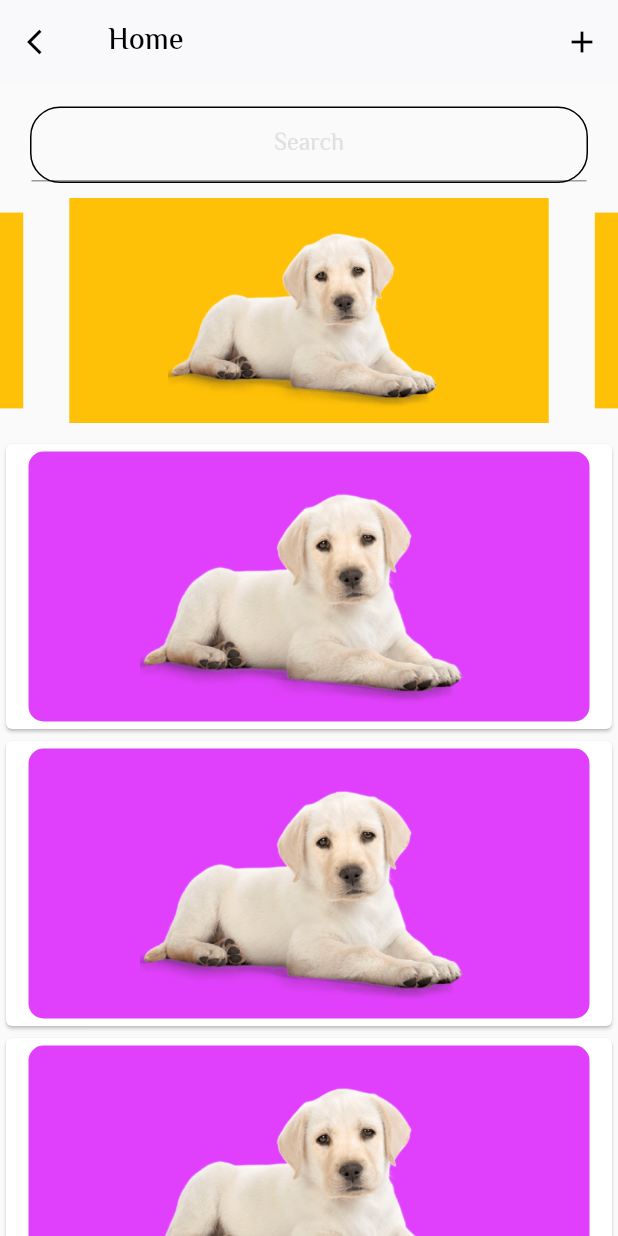
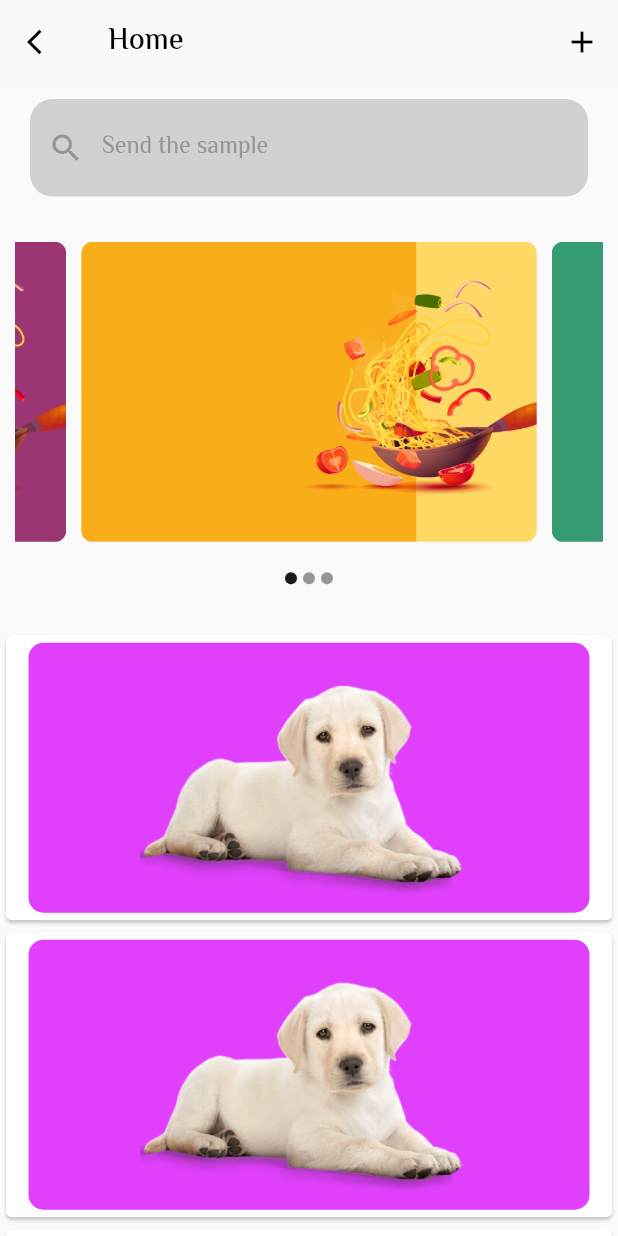
Before and after one commit to alianshad123/paw_record, a Flutter app: the DashboardScreen screen opened directly, on a phone screen of 412 x 824 dp. Run offline on Flutter 3.47's test engine with Material 2 defaults, Android fonts, the light colour scheme and no system bars; drawn by our look-alikes of carousel_slider.

Commit message:
from qapt

```diff
--- a/lib/ui/dashboard/dashboard_screen.dart
+++ b/lib/ui/dashboard/dashboard_screen.dart
@@ -13,7 +13,12 @@ class DashboardScreen extends StatefulWidget {
 
 class _DashboardScreenState extends State<DashboardScreen> {
 
-
+  int _currentIndex = 0;
+  List<String> listPaths = [
+    "images/slider_one.jpg",
+    "images/slider_two.jpg",
+    "images/slider_three.jpg",
+  ];
 
   final _searchview =  TextEditingController();
   @override
@@ -59,32 +64,47 @@ class _DashboardScreenState extends State<DashboardScreen> {
             SizedBox(height: 10),
             _createSearchView(),
             SizedBox(height: 10),
-            CarouselSlider(
-              options: CarouselOptions(
-                height: 150.0,
-                autoPlay: true,
-                autoPlayInterval: Duration(seconds: 3),
-                enlargeCenterPage: true,
-                autoPlayAnimationDuration: Duration(milliseconds: 800),
-                autoPlayCurve: Curves.fastOutSlowIn,
-                scrollDirection: Axis.horizontal,
+            Container(
+              margin:
+              const EdgeInsets.symmetric(vertical: 10.0, horizontal: 10.0),
+              child: Column(
+                children: [
+                  CarouselSlider.builder(
+                    itemCount: listPaths.length,
+                    options: CarouselOptions(
+                        autoPlay: true,
+                        onPageChanged: (index, reason) {
+                          setState(() {
+                            _currentIndex = index;
+                          });
+                        }),
+                    itemBuilder: (context, index, realIndex) {
+                      return MyImageView(listPaths[index]);
+                    },
+                  ),
+
+                  Row(
+                    mainAxisAlignment: MainAxisAlignment.center,
+                    children: listPaths.map((url) {
+                      int index = listPaths.indexOf(url);
+                      return Container(
+                        width: 8.0,
+                        height: 8.0,
+                        margin: const EdgeInsets.symmetric(
+                            vertical: 10.0, horizontal: 2.0),
+                        decoration: BoxDecoration(
+                          shape: BoxShape.circle,
+                          color: _currentIndex == index
+                              ? const Color.fromRGBO(0, 0, 0, 0.9)
+                              : const Color.fromRGBO(0, 0, 0, 0.4),
+                        ),
+                      );
+                    }).toList(),
+                  )
+                ],
               ),
-              items: [1, 2, 3, 4, 5].map((i) {
-                return Builder(
-                  builder: (BuildContext context) {
-                    return Container(
-                        width: MediaQuery.of(context).size.width,
-                        margin: EdgeInsets.symmetric(horizontal: 5.0),
-                        decoration: BoxDecoration(color: Colors.amber),
-                        child: Image.asset(
-                          'images/ic_dog.png',
-                          width: 200,
-                          height: 100,
-                        ));
-                  },
-                );
-              }).toList(),
             ),
+
             SizedBox(height: 10),
             Column(
               children: [
@@ -204,16 +224,45 @@ class _DashboardScreenState extends State<DashboardScreen> {
 Widget _createSearchView() {
   var _searchview;
   return new Container(
-    margin: EdgeInsets.fromLTRB(20, 5, 20, 0),
-    decoration: BoxDecoration(border: Border.all(width: 1.0),
-    borderRadius: BorderRadius.circular(20.0)),
+    margin: EdgeInsets.fromLTRB(20, 0, 20, 0),
+    /*decoration: BoxDecoration(border: Border.all(width: 1.0),
+    borderRadius: BorderRadius.circular(20.0)),*/
     child: new TextField(
       controller: _searchview,
       decoration: InputDecoration(
-        hintText: "Search",
-        hintStyle: new TextStyle(color: Colors.grey[300]),
+        hintText: "Send the sample",
+        hintStyle: new TextStyle(color: Color(0xFF959496)),
+        border: OutlineInputBorder(
+          borderRadius: BorderRadius.circular(15.0),
+          borderSide: BorderSide.none
+        ),
+        prefixIcon: Icon(Icons.search,color: Color(0xFF959496)),
+        filled: true,
+        fillColor: Color(0xFFD1D0D2)
       ),
-      textAlign: TextAlign.center,
+
+
     ),
   );
 }
+
+class MyImageView extends StatelessWidget {
+  String imgPath;
+
+  MyImageView(this.imgPath);
+
+  @override
+  Widget build(BuildContext context) {
+    // TODO: implement build
+    return Container(
+      margin: EdgeInsets.only(left: 5.0, top: 10.0, right: 5.0, bottom: 10.0),
+      decoration: BoxDecoration(
+        borderRadius: BorderRadius.circular(8.0),
+        image: DecorationImage(
+          image: AssetImage(imgPath),
+          fit: BoxFit.cover,
+        ),
+      ),
+    );
+  }
+}
--- a/pubspec.yaml
+++ b/pubspec.yaml
@@ -57,6 +57,9 @@ flutter:
     - images/
     - images/ic_splash_dog.png
     - images/paw_recd.png
+    - images/slider_one.jpg
+    - images/slider_two.jpg
+    - images/slider_three.jpg
   fonts:
     - family: ElMessiri
       fonts:
```
Also changed, not shown: images/slider_one.jpg (added), images/slider_three.jpg (added), images/slider_two.jpg (added), pubspec.lock, 1 other file.
